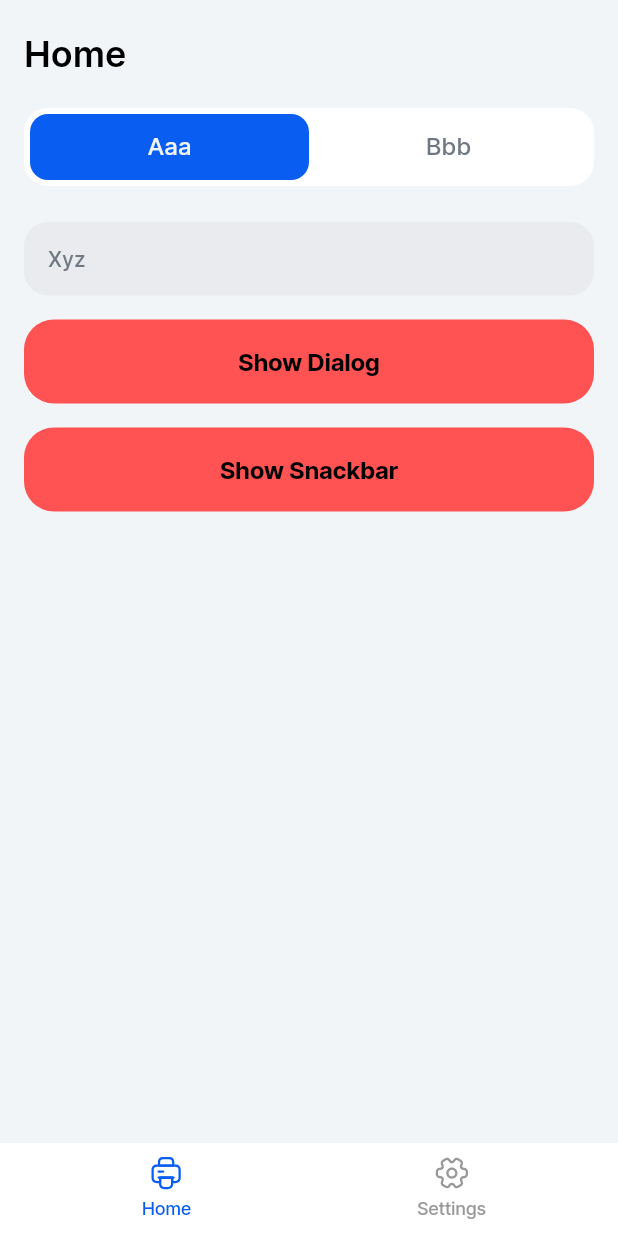
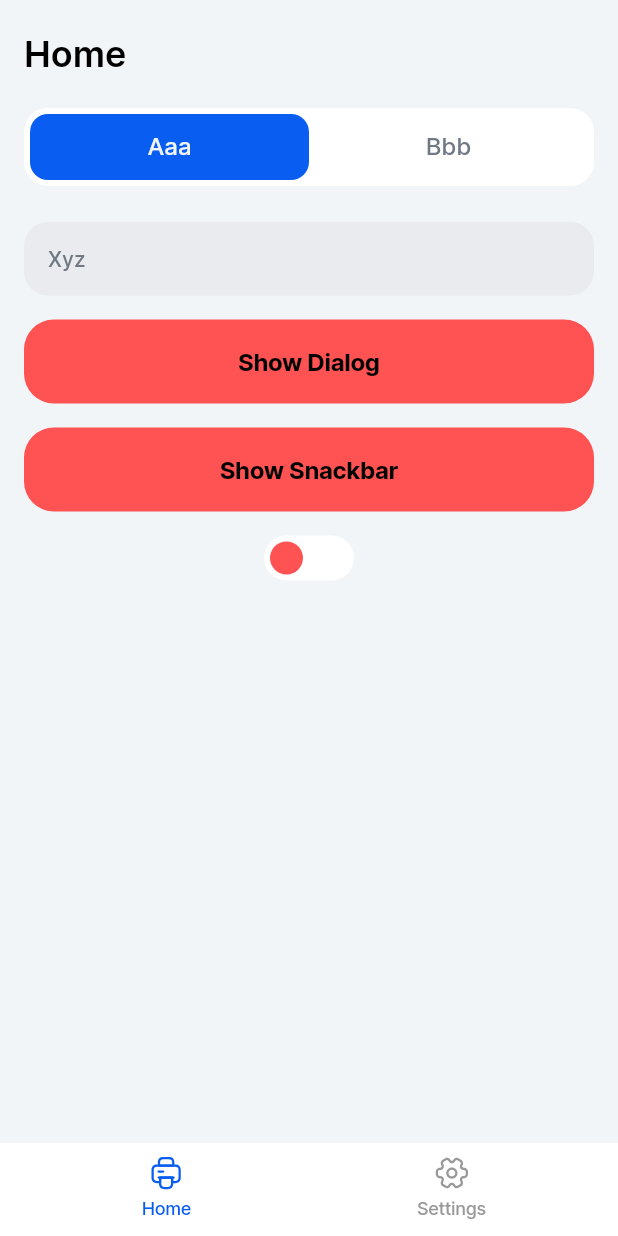
Before and after one commit to kent0505/shab, a Flutter app: the HomeScreen screen opened by its route, on a phone screen of 412 x 824 dp. Run offline on Flutter 3.47's test engine with Material 3 defaults, Android fonts, the phone set to English and light mode, and no system bars; our stand-ins replace connectivity_plus, flutter_bloc, flutter_svg, go_router, shared_preferences, smooth_page_indicator; accounts and stored records are empty.

Commit message:
switch button and loading widgets

```diff
--- /dev/null
+++ b/lib/src/core/widgets/switch_button.dart
@@ -0,0 +1,51 @@
+import 'package:flutter/material.dart';
+
+import 'button.dart';
+
+class SwitchButton extends StatelessWidget {
+  const SwitchButton({
+    super.key,
+    required this.isActive,
+    required this.onPressed,
+  });
+
+  final bool isActive;
+  final VoidCallback onPressed;
+
+  @override
+  Widget build(BuildContext context) {
+    return Center(
+      child: AnimatedContainer(
+        duration: const Duration(milliseconds: 400),
+        height: 30,
+        width: 60,
+        decoration: BoxDecoration(
+          color: isActive ? Colors.greenAccent : Colors.white,
+          borderRadius: BorderRadius.circular(20),
+        ),
+        child: Button(
+          onPressed: onPressed,
+          minSize: 30,
+          child: Stack(
+            children: [
+              AnimatedPositioned(
+                duration: const Duration(milliseconds: 400),
+                top: 4,
+                left: isActive ? 34 : 4,
+                child: AnimatedContainer(
+                  duration: const Duration(milliseconds: 400),
+                  height: 22,
+                  width: 22,
+                  decoration: BoxDecoration(
+                    shape: BoxShape.circle,
+                    color: isActive ? Colors.white : Colors.redAccent,
+                  ),
+                ),
+              ),
+            ],
+          ),
+        ),
+      ),
+    );
+  }
+}
--- a/lib/src/features/home/screens/home_screen.dart
+++ b/lib/src/features/home/screens/home_screen.dart
@@ -1,5 +1,6 @@
 import 'package:flutter/material.dart';
 import 'package:flutter_bloc/flutter_bloc.dart';
+import 'package:shab/src/core/widgets/switch_button.dart';
 
 import '../../../core/utils.dart';
 import '../../../core/widgets/dialog_widget.dart';
@@ -74,6 +75,8 @@ class _Home extends StatefulWidget {
 class _HomeState extends State<_Home> {
   final controller = TextEditingController();
 
+  bool isActive = false;
+
   @override
   void dispose() {
     super.dispose();
@@ -120,6 +123,15 @@ class _HomeState extends State<_Home> {
                           );
                         },
                       ),
+                      const SizedBox(height: 16),
+                      SwitchButton(
+                        isActive: isActive,
+                        onPressed: () {
+                          setState(() {
+                            isActive = !isActive;
+                          });
+                        },
+                      ),
                     ],
                   )
                 : const NoInternet();
```
Also changed, not shown: lib/src/core/widgets/loading_widget.dart (+123 -0 lines), lib/src/features/splash/screens/splash_screen.dart (+4 -34 lines), assets/home.svg, assets/settings.svg.
